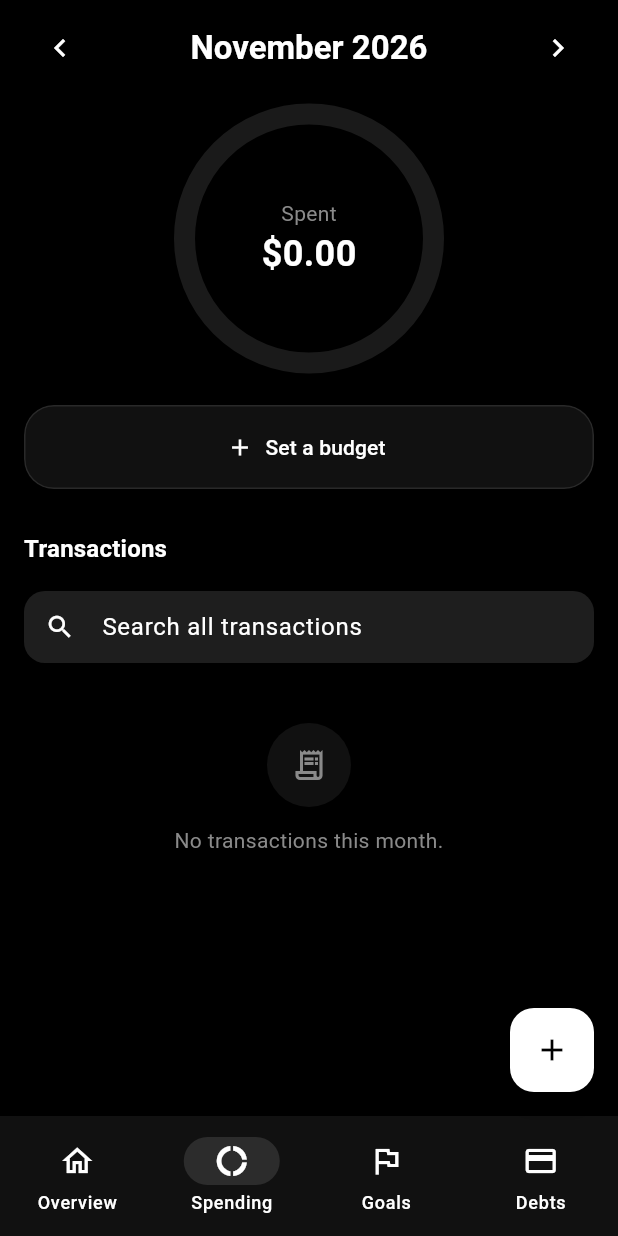
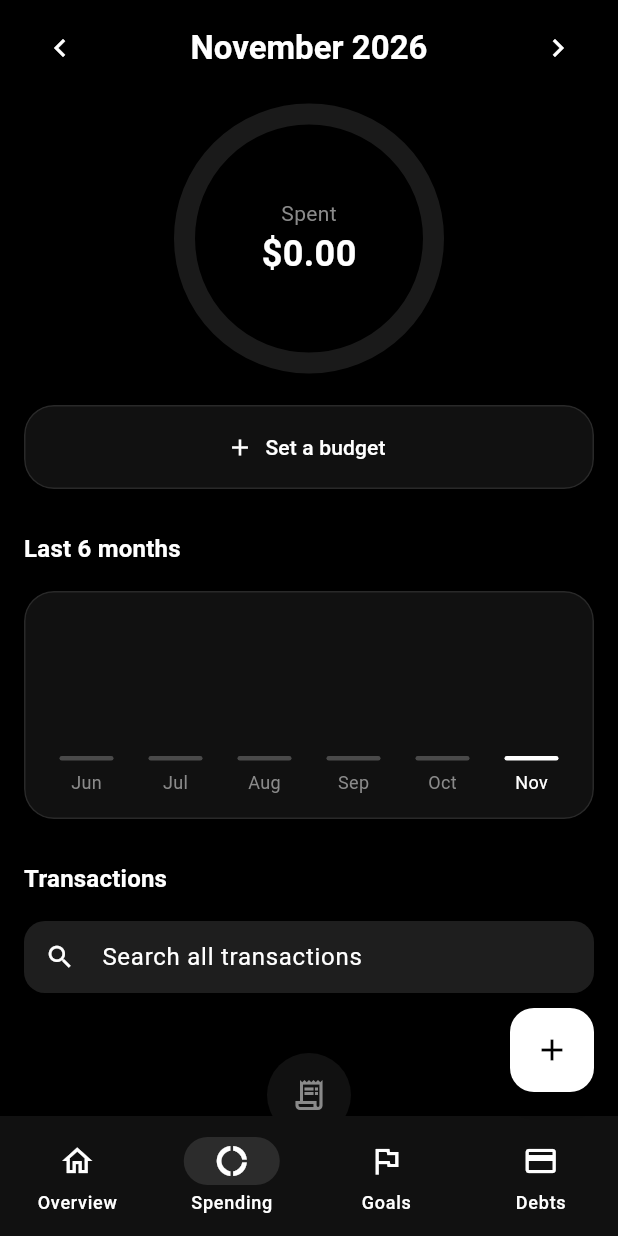
Before and after one commit to raigon-pawa/NoBudget, a Flutter app: the screen it shows after launch, item 2 of the bottom bar chosen, on a phone screen of 412 x 824 dp. Run offline on Flutter 3.47's test engine with Material 3 defaults, Android fonts, the phone set to English and light mode, and no system bars; our stand-ins replace cloud_firestore, firebase_auth, firebase_core, google_sign_in, shared_preferences; accounts and stored records are empty; generated files the repository leaves out were written again; network calls fail.

Commit message:
Spending shows the last six months, and compares with last month
A bar chart under the categories shows what was spent in each of the last six
months; tap a bar to open that month. Below it, the picked month is compared
with the one before: this month so far against the same days of last month,
past months as a whole. Nothing shows until there is a month to compare with.

Co-Authored-By: Claude Opus 5.5 <noreply@anthropic.com>

```diff
--- a/lib/models.dart
+++ b/lib/models.dart
@@ -290,6 +290,11 @@ Map<String, int> spendByCategory(Iterable<Tx> txs) {
   return spend;
 }
 
+/// What was spent in [month], counting only its first [days] days when given.
+int monthSpend(Iterable<Tx> txs, DateTime month, [int? days]) => txs
+    .where((t) => t.type == TxType.expense && sameMonth(t.date, month) && (days == null || t.date.day <= days))
+    .fold(0, (s, t) => s + t.amount);
+
 /// Net worth at the close of each of the last [days] days, oldest first and ending today at [current],
 /// worked backwards through the transactions. Transfers only move money around, so they change nothing.
 List<int> netWorthTrend(int current, Iterable<Tx> txs, DateTime now, {int days = 30}) {
--- a/lib/pages.dart
+++ b/lib/pages.dart
@@ -556,6 +556,8 @@ class _SpendingState extends State<Spending> {
               ],
             ),
           ),
+          const Header('Last 6 months'),
+          _history(),
           if (store.recurring.isNotEmpty) ...[
             const Header('Repeating'),
             Panel(
@@ -657,6 +659,84 @@ class _SpendingState extends State<Spending> {
       );
     },
   );
+
+  /// Spending per month as bars, the picked month lit, and how it compares with the month before.
+  Widget _history() {
+    final now = DateTime.now(), all = store.inHome(store.txs).toList();
+    // The six months up to this one, or up to the picked month when that is later.
+    final last = month.isAfter(now) ? month : DateTime(now.year, now.month);
+    final months = [for (var i = 5; i >= 0; i--) DateTime(last.year, last.month - i)];
+    final totals = [for (final m in months) monthSpend(all, m)];
+    final top = totals.fold(1, max);
+    // This month so far against the same days of last month; past months whole.
+    final current = sameMonth(month, now), before = DateTime(month.year, month.month - 1);
+    final was = monthSpend(all, before, current ? now.day : null), diff = monthSpend(all, month) - was;
+    final beforeName = DateFormat('MMMM').format(before);
+    return Panel(
+      child: Column(
+        crossAxisAlignment: CrossAxisAlignment.start,
+        spacing: 12,
+        children: [
+          SizedBox(
+            height: 120,
+            child: Row(
+              crossAxisAlignment: CrossAxisAlignment.end,
+              spacing: 8,
+              children: [
+                for (final (i, m) in months.indexed)
+                  Expanded(
+                    child: Tooltip(
+                      message: '${DateFormat('MMMM y').format(m)}: ${money(totals[i])}',
+                      child: InkWell(
+                        borderRadius: BorderRadius.circular(8),
+                        onTap: () => setState(() {
+                          month = m;
+                          filter = null;
+                        }),
+                        child: Column(
+                          mainAxisAlignment: MainAxisAlignment.end,
+                          children: [
+                            AnimatedContainer(
+                              duration: const Duration(milliseconds: 400),
+                              curve: Curves.easeOutCubic,
+                              height: max(3, 90 * totals[i] / top),
+                              constraints: const BoxConstraints(maxWidth: 36),
+                              decoration: BoxDecoration(
+                                color: sameMonth(m, month) ? Colors.white : Colors.white24,
+                                borderRadius: BorderRadius.circular(6),
+                              ),
+                            ),
+                            const SizedBox(height: 6),
+                            Text(
+                              DateFormat('MMM').format(m),
+                              style: TextStyle(fontSize: 12, color: sameMonth(m, month) ? Colors.white : dim),
+                            ),
+                          ],
+                        ),
+                      ),
+                    ),
+                  ),
+              ],
+            ),
+          ),
+          if (was > 0 && diff != 0) // nothing to compare with before the first month of entries
+            Row(
+              spacing: 6,
+              children: [
+                Icon(diff < 0 ? Icons.trending_down : Icons.trending_up, size: 18, color: diff < 0 ? green : red),
+                Expanded(
+                  child: Text(
+                    '${money(diff.abs())} ${diff < 0 ? 'less' : 'more'} than '
+                    '${current ? 'by this day in $beforeName' : beforeName}',
+                    style: const TextStyle(color: dim, fontSize: 13),
+                  ),
+                ),
+              ],
+            ),
+        ],
+      ),
+    );
+  }
 
   Widget _categoryRow(String c, int spent, int budget) {
     final (icon, color) = cat(c);
```
Also changed, not shown: 2 other files.
